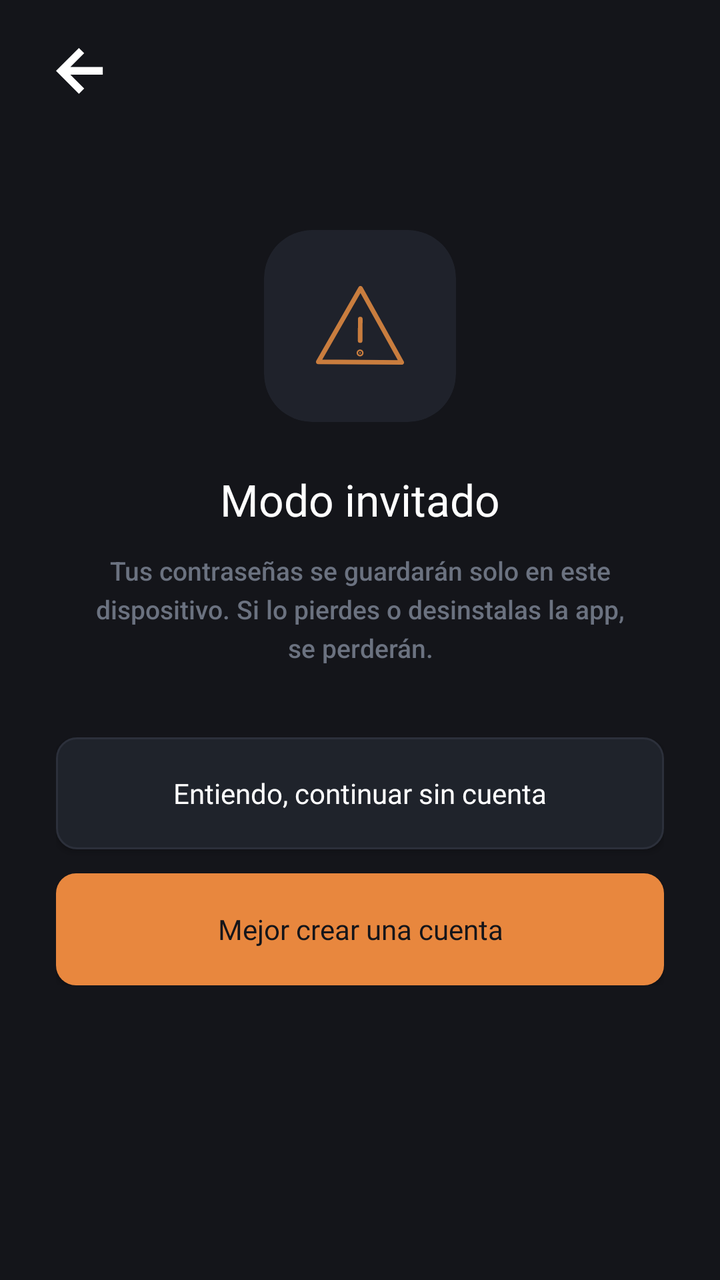
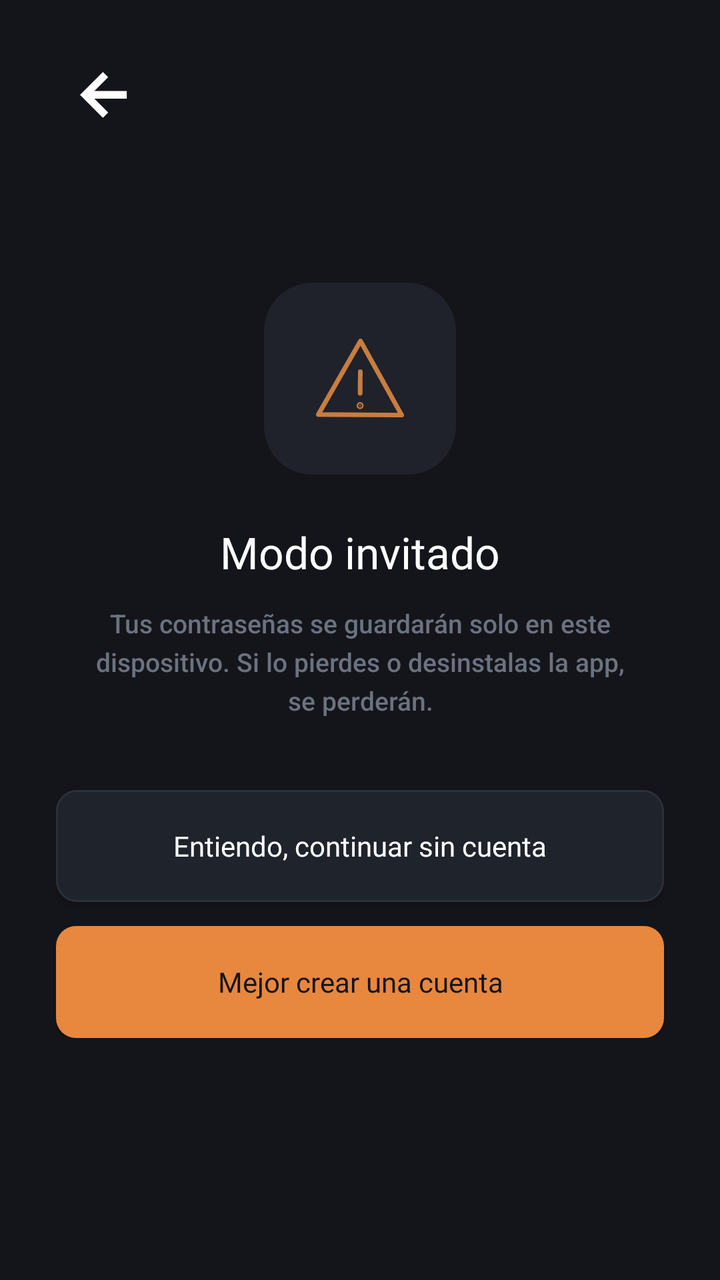

Screens rendered from an Android XML layout before and after an edit, with the pre-edit source and the edit as a unified diff.
<!-- AndroidManifest.xml: application theme Theme.MyApplication -->
<!-- res/layout/activity_guest_mode.xml -->
<?xml version="1.0" encoding="utf-8"?>
<androidx.constraintlayout.widget.ConstraintLayout xmlns:android="http://schemas.android.com/apk/res/android"
    xmlns:app="http://schemas.android.com/apk/res-auto"
    android:layout_width="match_parent"
    android:layout_height="match_parent"
    android:background="#14151A"
    android:paddingHorizontal="28dp"
    android:paddingTop="24dp"
    android:paddingBottom="36dp">

    
    <ImageView
        android:id="@+id/btnBack"
        android:layout_width="24dp"
        android:layout_height="24dp"
        android:background="?attr/selectableItemBackgroundBorderless"
        android:clickable="true"
        android:focusable="true"
        android:src="@drawable/flecha"
        app:layout_constraintStart_toStartOf="parent"
        app:layout_constraintTop_toTopOf="parent"
        app:tint="#FFFFFF" />

    
    <LinearLayout
        android:layout_width="match_parent"
        android:layout_height="wrap_content"
        android:gravity="center"
        android:orientation="vertical"
        app:layout_constraintBottom_toBottomOf="parent"
        app:layout_constraintEnd_toEndOf="parent"
        app:layout_constraintStart_toStartOf="parent"
        app:layout_constraintTop_toTopOf="parent"
        app:layout_constraintVertical_bias="0.45">

        
        <com.google.android.material.card.MaterialCardView
            android:id="@+id/avatarContainer"
            android:layout_width="96dp"
            android:layout_height="96dp"
            app:cardBackgroundColor="#1F222B"
            app:cardCornerRadius="24dp"
            app:cardElevation="0dp"
            app:strokeWidth="0dp">

            <ImageView
                android:layout_width="44dp"
                android:layout_height="44dp"
                android:layout_gravity="center"
                android:contentDescription="Advertencia"
                android:src="@drawable/adver"
                app:tint="#C97D3E" />
        </com.google.android.material.card.MaterialCardView>

        <TextView
            android:layout_width="wrap_content"
            android:layout_height="wrap_content"
            android:layout_marginTop="24dp"
            android:fontFamily="@font/inter_bold"
            android:text="Modo invitado"
            android:textColor="#FFFFFF"
            android:textSize="22sp" />

        <TextView
            android:layout_width="280dp"
            android:layout_height="wrap_content"
            android:layout_marginTop="12dp"
            android:fontFamily="sans-serif-medium"
            android:gravity="center"
            android:lineSpacingExtra="4dp"
            android:text="Tus contraseñas se guardarán solo en este dispositivo. Si lo pierdes o desinstalas la app, se perderán."
            android:textColor="#6B7280"
            android:textSize="13sp" />

        
        <androidx.appcompat.widget.AppCompatButton
            android:id="@+id/btnContinueGuest"
            android:layout_width="match_parent"
            android:layout_height="56dp"
            android:layout_marginTop="36dp"
            android:background="@drawable/bg_secondary_button"
            android:fontFamily="@font/inter_bold"
            android:text="Entiendo, continuar sin cuenta"
            android:textAllCaps="false"
            android:textColor="#FFFFFF"
            android:textSize="14sp"
            app:backgroundTint="@null" />

        
        <androidx.appcompat.widget.AppCompatButton
            android:id="@+id/btnCreateAccount"
            android:layout_width="match_parent"
            android:layout_height="56dp"
            android:layout_marginTop="12dp"
            android:background="@drawable/bg_primary_button"
            android:fontFamily="@font/inter_bold"
            android:text="Mejor crear una cuenta"
            android:textAllCaps="false"
            android:textColor="#14151A"
            android:textSize="14sp"
            app:backgroundTint="@null" />

    </LinearLayout>

</androidx.constraintlayout.widget.ConstraintLayout>
<!-- resources referenced by this layout -->
<resources>
  <!-- drawable adver (drawable) -->
  <vector xmlns:android="http://schemas.android.com/apk/res/android"
      android:width="57dp"
      android:height="52dp"
      android:viewportWidth="57"
      android:viewportHeight="52">
    <path
        android:pathData="M28.832,1.5L55.499,49.686L1.5,49.312L28.832,1.5Z"
        android:strokeLineJoin="round"
        android:strokeWidth="3"
        android:fillColor="#00000000"
        android:strokeColor="#F2A25C"
        android:strokeLineCap="round"/>
    <path
        android:pathData="M28.693,21.5L28.596,35.499"
        android:strokeLineJoin="round"
        android:strokeWidth="3"
        android:fillColor="#00000000"
        android:strokeColor="#F2A25C"
        android:strokeLineCap="round"/>
    <path
        android:pathData="M28.538,43.999C28.814,44.001 29.039,43.779 29.041,43.502C29.043,43.226 28.821,43.001 28.544,42.999C28.268,42.997 28.043,43.219 28.041,43.495C28.039,43.772 28.261,43.997 28.538,43.999Z"
        android:strokeLineJoin="round"
        android:strokeWidth="3.5"
        android:fillColor="#F2A25C"
        android:strokeColor="#F2A25C"
        android:strokeLineCap="round"/>
  </vector>
  <!-- drawable bg_primary_button (drawable) -->
  <?xml version="1.0" encoding="utf-8"?>
  <shape xmlns:android="http://schemas.android.com/apk/res/android"
      android:shape="rectangle">
      <corners android:radius="10dp" />
      <solid android:color="#E8873E" />
  </shape>
  <!-- drawable bg_secondary_button (drawable) -->
  <?xml version="1.0" encoding="utf-8"?>
  <shape xmlns:android="http://schemas.android.com/apk/res/android"
      android:shape="rectangle">
      <corners android:radius="10dp" />
      <solid android:color="#1F232B" />
      <stroke
          android:width="1dp"
          android:color="#2C303B" />
  </shape>
  <!-- drawable flecha (drawable) -->
  <vector xmlns:android="http://schemas.android.com/apk/res/android"
      android:width="15dp"
      android:height="15dp"
      android:viewportWidth="15"
      android:viewportHeight="15">
    <path
        android:pathData="M7.159,14.318L0,7.159L7.159,-0L8.807,1.633L4.482,5.959H14.616V8.359H4.482L8.807,12.677L7.159,14.318Z"
        android:fillColor="#9A9A9A"/>
  </vector>
  <style name="Theme.MyApplication" parent="Base.Theme.MyApplication" />
  <style name="Base.Theme.MyApplication" parent="Theme.Material3.DayNight.NoActionBar">
          <item name="android:windowBackground">#000000</item>
      </style>
</resources>

<!-- the commit's change to res/layout/activity_guest_mode.xml (unified diff, before → after) -->
@@ -1,6 +1,7 @@
 <?xml version="1.0" encoding="utf-8"?>
-<androidx.constraintlayout.widget.ConstraintLayout xmlns:android="http://schemas.android.com/apk/res/android"
+<ScrollView xmlns:android="http://schemas.android.com/apk/res/android"
     xmlns:app="http://schemas.android.com/apk/res-auto"
+    android:fillViewport="true"
     android:layout_width="match_parent"
     android:layout_height="match_parent"
     android:background="#14151A"
@@ -8,98 +9,104 @@
     android:paddingTop="24dp"
     android:paddingBottom="36dp">
 
-    
-    <ImageView
-        android:id="@+id/btnBack"
-        android:layout_width="24dp"
-        android:layout_height="24dp"
-        android:background="?attr/selectableItemBackgroundBorderless"
-        android:clickable="true"
-        android:focusable="true"
-        android:src="@drawable/flecha"
-        app:layout_constraintStart_toStartOf="parent"
-        app:layout_constraintTop_toTopOf="parent"
-        app:tint="#FFFFFF" />
-
-    
-    <LinearLayout
+    <androidx.constraintlayout.widget.ConstraintLayout
         android:layout_width="match_parent"
-        android:layout_height="wrap_content"
-        android:gravity="center"
-        android:orientation="vertical"
-        app:layout_constraintBottom_toBottomOf="parent"
-        app:layout_constraintEnd_toEndOf="parent"
-        app:layout_constraintStart_toStartOf="parent"
-        app:layout_constraintTop_toTopOf="parent"
-        app:layout_constraintVertical_bias="0.45">
+        android:layout_height="wrap_content">
+        
+        <ImageView
+            android:id="@+id/btnBack"
+            android:layout_width="48dp"
+            android:layout_height="48dp"
+            android:contentDescription="Volver"
+            android:padding="12dp"
+            android:background="?attr/selectableItemBackgroundBorderless"
+            android:clickable="true"
+            android:focusable="true"
+            android:src="@drawable/flecha"
+            app:layout_constraintStart_toStartOf="parent"
+            app:layout_constraintTop_toTopOf="parent"
+            app:tint="#FFFFFF" />
 
         
-        <com.google.android.material.card.MaterialCardView
-            android:id="@+id/avatarContainer"
-            android:layout_width="96dp"
-            android:layout_height="96dp"
-            app:cardBackgroundColor="#1F222B"
-            app:cardCornerRadius="24dp"
-            app:cardElevation="0dp"
-            app:strokeWidth="0dp">
+        <LinearLayout
+            android:layout_width="match_parent"
+            android:layout_height="wrap_content"
+            android:gravity="center"
+            android:orientation="vertical"
+            app:layout_constraintBottom_toBottomOf="parent"
+            app:layout_constraintEnd_toEndOf="parent"
+            app:layout_constraintStart_toStartOf="parent"
+            app:layout_constraintTop_toBottomOf="@id/btnBack"
+            app:layout_constraintVertical_bias="0.45">
 
-            <ImageView
-                android:layout_width="44dp"
-                android:layout_height="44dp"
-                android:layout_gravity="center"
-                android:contentDescription="Advertencia"
-                android:src="@drawable/adver"
-                app:tint="#C97D3E" />
-        </com.google.android.material.card.MaterialCardView>
+            
+            <com.google.android.material.card.MaterialCardView
+                android:id="@+id/avatarContainer"
+                android:layout_width="96dp"
+                android:layout_height="96dp"
+                app:cardBackgroundColor="#1F222B"
+                app:cardCornerRadius="24dp"
+                app:cardElevation="0dp"
+                app:strokeWidth="0dp">
 
-        <TextView
-            android:layout_width="wrap_content"
-            android:layout_height="wrap_content"
-            android:layout_marginTop="24dp"
-            android:fontFamily="@font/inter_bold"
-            android:text="Modo invitado"
-            android:textColor="#FFFFFF"
-            android:textSize="22sp" />
+                <ImageView
+                    android:layout_width="44dp"
+                    android:layout_height="44dp"
+                    android:layout_gravity="center"
+                    android:contentDescription="Advertencia"
+                    android:src="@drawable/adver"
+                    app:tint="#C97D3E" />
+            </com.google.android.material.card.MaterialCardView>
 
-        <TextView
-            android:layout_width="280dp"
-            android:layout_height="wrap_content"
-            android:layout_marginTop="12dp"
-            android:fontFamily="sans-serif-medium"
-            android:gravity="center"
-            android:lineSpacingExtra="4dp"
-            android:text="Tus contraseñas se guardarán solo en este dispositivo. Si lo pierdes o desinstalas la app, se perderán."
-            android:textColor="#6B7280"
-            android:textSize="13sp" />
+            <TextView
+                android:layout_width="wrap_content"
+                android:layout_height="wrap_content"
+                android:layout_marginTop="24dp"
+                android:fontFamily="@font/inter_bold"
+                android:text="Modo invitado"
+                android:textColor="#FFFFFF"
+                android:textSize="22sp" />
 
-        
-        <androidx.appcompat.widget.AppCompatButton
-            android:id="@+id/btnContinueGuest"
-            android:layout_width="match_parent"
-            android:layout_height="56dp"
-            android:layout_marginTop="36dp"
-            android:background="@drawable/bg_secondary_button"
-            android:fontFamily="@font/inter_bold"
-            android:text="Entiendo, continuar sin cuenta"
-            android:textAllCaps="false"
-            android:textColor="#FFFFFF"
-            android:textSize="14sp"
-            app:backgroundTint="@null" />
+            <TextView
+                android:layout_width="wrap_content"
+                android:maxWidth="280dp"
+                android:layout_height="wrap_content"
+                android:layout_marginTop="12dp"
+                android:fontFamily="sans-serif-medium"
+                android:gravity="center"
+                android:lineSpacingExtra="4dp"
+                android:text="Tus contraseñas se guardarán solo en este dispositivo. Si lo pierdes o desinstalas la app, se perderán."
+                android:textColor="#6B7280"
+                android:textSize="13sp" />
 
-        
-        <androidx.appcompat.widget.AppCompatButton
-            android:id="@+id/btnCreateAccount"
-            android:layout_width="match_parent"
-            android:layout_height="56dp"
-            android:layout_marginTop="12dp"
-            android:background="@drawable/bg_primary_button"
-            android:fontFamily="@font/inter_bold"
-            android:text="Mejor crear una cuenta"
-            android:textAllCaps="false"
-            android:textColor="#14151A"
-            android:textSize="14sp"
-            app:backgroundTint="@null" />
+            
+            <androidx.appcompat.widget.AppCompatButton
+                android:id="@+id/btnContinueGuest"
+                android:layout_width="match_parent"
+                android:layout_height="56dp"
+                android:layout_marginTop="36dp"
+                android:background="@drawable/bg_secondary_button"
+                android:fontFamily="@font/inter_bold"
+                android:text="Entiendo, continuar sin cuenta"
+                android:textAllCaps="false"
+                android:textColor="#FFFFFF"
+                android:textSize="14sp"
+                app:backgroundTint="@null" />
 
-    </LinearLayout>
+            
+            <androidx.appcompat.widget.AppCompatButton
+                android:id="@+id/btnCreateAccount"
+                android:layout_width="match_parent"
+                android:layout_height="56dp"
+                android:layout_marginTop="12dp"
+                android:background="@drawable/bg_primary_button"
+                android:fontFamily="@font/inter_bold"
+                android:text="Mejor crear una cuenta"
+                android:textAllCaps="false"
+                android:textColor="#14151A"
+                android:textSize="14sp"
+                app:backgroundTint="@null" />
 
-</androidx.constraintlayout.widget.ConstraintLayout>
+        </LinearLayout>
+    </androidx.constraintlayout.widget.ConstraintLayout>
+</ScrollView>
